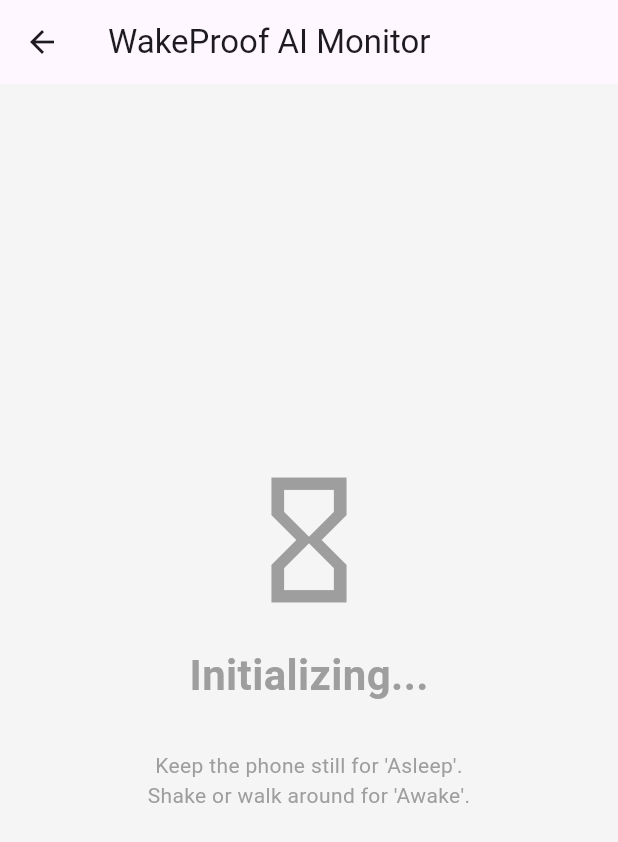
After one commit to HafsaSindikar/WakeProof, a Flutter app: the AiTestScreen screen opened directly, on a phone screen of 412 x 824 dp. The commit adds this screen. Shown: the top 842 px of the screen. Run offline on Flutter 3.47's test engine with Material 3 defaults, Android fonts, the phone set to English and light mode, and no system bars; our stand-ins replace audioplayers, hive, hive_flutter, sensors_plus; missing offline and left inert: tflite_flutter; accounts and stored records are empty.

Commit message:
alarm ring status with ML model

```diff
--- /dev/null
+++ b/lib/screens/ai_test_screen.dart
@@ -0,0 +1,74 @@
+import 'package:flutter/material.dart';
+import '../features/alarm/alarm_controller.dart';
+
+class AiTestScreen extends StatefulWidget {
+  const AiTestScreen({super.key});
+
+  @override
+  State<AiTestScreen> createState() => _AiTestScreenState();
+}
+
+class _AiTestScreenState extends State<AiTestScreen> {
+  final AlarmController _controller = AlarmController();
+  String _statusText = "Initializing...";
+  IconData _statusIcon = Icons.hourglass_empty;
+  Color _statusColor = Colors.grey;
+
+  @override
+  void initState() {
+    super.initState();
+    // Start the AI monitoring as soon as the screen opens
+    _controller.startMonitoring((prediction) {
+      setState(() {
+        if (prediction == 0) {
+          _statusText = "User is ASLEEP";
+          _statusIcon = Icons.bedtime;
+          _statusColor = Colors.blue;
+        } else if (prediction == 1) {
+          _statusText = "USER MOVING";
+          _statusIcon = Icons.transfer_within_a_station;
+          _statusColor = Colors.orange;
+        } else {
+          _statusText = "USER IS AWAKE!";
+          _statusIcon = Icons.directions_run;
+          _statusColor = Colors.green;
+        }
+      });
+    });
+  }
+
+  @override
+  void dispose() {
+    _controller.stopMonitoring(); // Clean up to save battery
+    super.dispose();
+  }
+
+  @override
+  Widget build(BuildContext context) {
+    return Scaffold(
+      backgroundColor: _statusColor.withOpacity(0.1),
+      appBar: AppBar(title: const Text("WakeProof AI Monitor")),
+      body: Center(
+        child: Column(
+          mainAxisAlignment: MainAxisAlignment.center,
+          children: [
+            Icon(_statusIcon, size: 100, color: _statusColor),
+            const SizedBox(height: 20),
+            Text(
+              _statusText,
+              style: TextStyle(fontSize: 28, fontWeight: FontWeight.bold, color: _statusColor),
+            ),
+            const Padding(
+              padding: EdgeInsets.all(30.0),
+              child: Text(
+                "Keep the phone still for 'Asleep'.\nShake or walk around for 'Awake'.",
+                textAlign: TextAlign.center,
+                style: TextStyle(color: Colors.grey),
+              ),
+            ),
+          ],
+        ),
+      ),
+    );
+  }
+}
```
Also changed, not shown: lib/features/alarm/alarm_controller.dart (added, +72 -0 lines), lib/features/alarm/data/alarm_local_source.dart (+8 -0 lines), lib/features/core/ml_service.dart (added, +60 -0 lines), lib/screens/alarm_ringing_screen.dart (added, +169 -0 lines), lib/screens/dashboard_screen.dart (+46 -0 lines), pubspec.yaml (+10 -66 lines), pubspec.lock, 7 other files.
